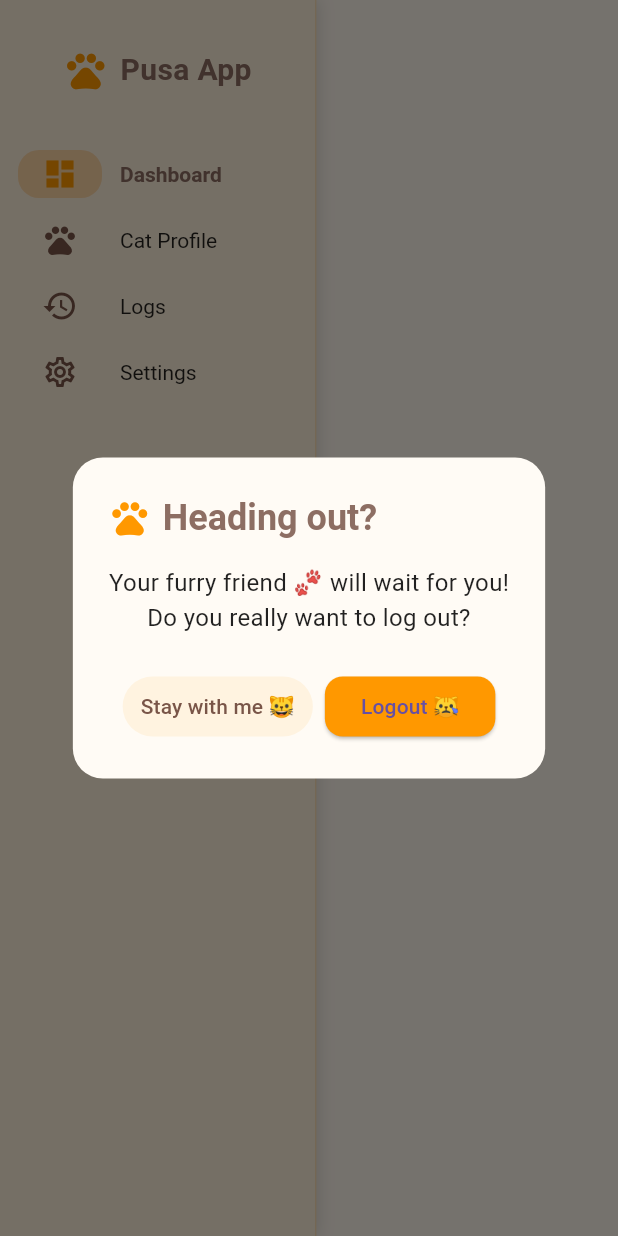
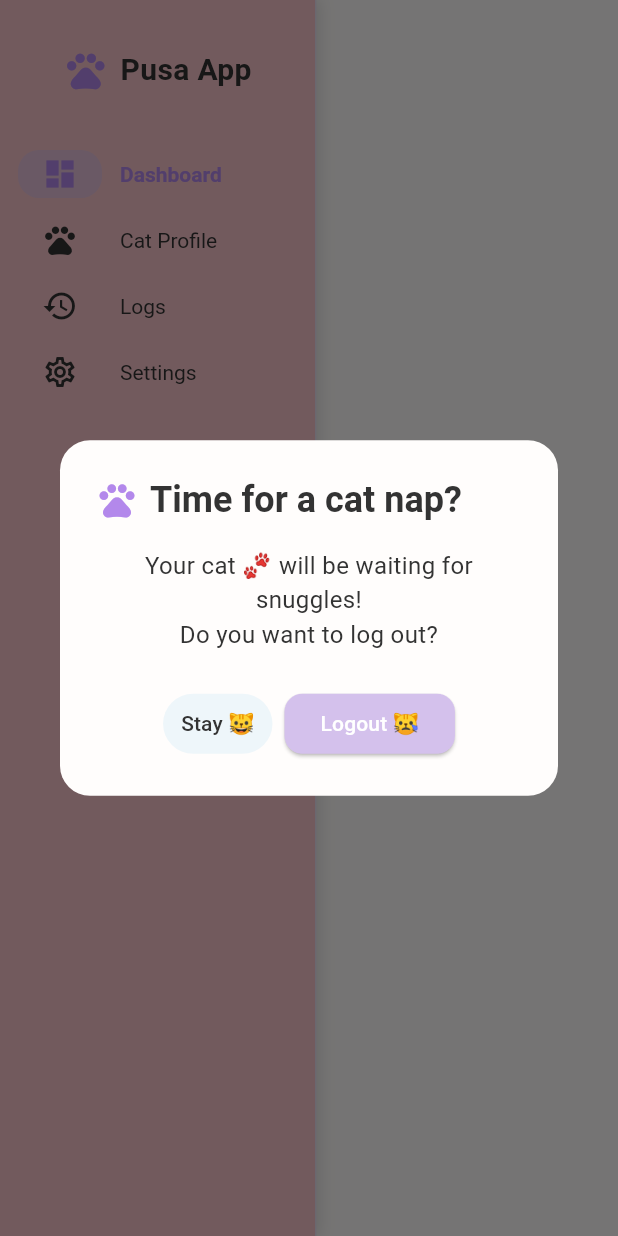
Before and after one commit to ProjectNEKKO/MEOW-HUB_A-THESIS-PROJECT, a Flutter app: the HomeScreen screen opened directly, after a tap on "Logout", on a phone screen of 412 x 824 dp. Run offline on Flutter 3.47's test engine with Material 3 defaults, Android fonts, the light colour scheme and no system bars; our stand-ins replace cloud_firestore, equatable, firebase_auth, firebase_core, flutter_bloc, hive_flutter and 3 more; missing offline and left inert: mqtt_client; accounts and stored records are empty; Roboto replaces fonts that are missing (Poppins).

Commit message:
Changed to Pink theme

```diff
--- a/lib/screens/home/home_screen.dart
+++ b/lib/screens/home/home_screen.dart
@@ -28,6 +28,12 @@ class _HomeScreenState extends State<HomeScreen> {
 
   @override
   Widget build(BuildContext context) {
+    const primaryPink = Color.fromARGB(255, 249, 197, 203);
+    const secondaryBlue = Color(0xFFC8E6F5);
+    const lavenderAccent = Color(0xFFD4C1EC);
+    const backgroundCream = Color(0xFFFFFDFC);
+    const textDark = Color(0xFF333333);
+
     return BlocListener<AuthBloc, AuthState>(
       listener: (context, state) {
         if (state is AuthUnauthenticated) {
@@ -39,13 +45,13 @@ class _HomeScreenState extends State<HomeScreen> {
         }
       },
       child: Scaffold(
-        backgroundColor: const Color(0xFFFFF8EE), // warm beige
+        backgroundColor: backgroundCream,
         body: Row(
           children: [
-            // 🌻 Cozy Beige Sidebar
+            // 🌸 Soft Sakura Sidebar
             Container(
               decoration: const BoxDecoration(
-                color: Color(0xFFFFF1DC), // light warm tone
+                color: primaryPink,
                 boxShadow: [
                   BoxShadow(
                     color: Color(0x22000000),
@@ -61,8 +67,8 @@ class _HomeScreenState extends State<HomeScreen> {
                 },
                 extended: true,
                 minExtendedWidth: 210,
-                backgroundColor: const Color(0xFFFFF1DC),
-                indicatorColor: const Color(0xFFFFD7A6), // warm highlight
+                backgroundColor: primaryPink,
+                indicatorColor: lavenderAccent.withOpacity(0.5),
                 indicatorShape: RoundedRectangleBorder(
                   borderRadius: BorderRadius.circular(14),
                 ),
@@ -74,21 +80,21 @@ class _HomeScreenState extends State<HomeScreen> {
                   child: Row(
                     mainAxisAlignment: MainAxisAlignment.center,
                     children: const [
-                      Icon(Icons.pets, size: 30, color: Color(0xFFFF9800)),
+                      Icon(Icons.pets, size: 30, color: Color(0xFFB388EB)),
                       SizedBox(width: 8),
                       Text(
                         "Pusa App",
                         style: TextStyle(
                           fontWeight: FontWeight.w700,
                           fontSize: 20,
-                          color: Color(0xFF8D6E63),
+                          color: textDark,
                         ),
                       ),
                     ],
                   ),
                 ),
 
-                // 🐾 Logout button
+                // 😿 Logout Button
                 trailing: Padding(
                   padding: const EdgeInsets.only(bottom: 24.0),
                   child: Column(
@@ -98,7 +104,7 @@ class _HomeScreenState extends State<HomeScreen> {
                         thickness: 1,
                         indent: 20,
                         endIndent: 20,
-                        color: Colors.brown.shade100,
+                        color: Colors.pink.shade100,
                       ),
                       const SizedBox(height: 12),
                       InkWell(
@@ -107,45 +113,43 @@ class _HomeScreenState extends State<HomeScreen> {
                           final confirm = await showDialog<bool>(
                             context: context,
                             builder: (context) => AlertDialog(
-                              backgroundColor: const Color(0xFFFFFBF5),
+                              backgroundColor: backgroundCream,
                               shape: RoundedRectangleBorder(
                                 borderRadius: BorderRadius.circular(20),
                               ),
                               title: Row(
                                 children: const [
-                                  Icon(Icons.pets, color: Color(0xFFFF9800), size: 28),
+                                  Icon(Icons.pets, color: Color(0xFFB388EB), size: 28),
                                   SizedBox(width: 8),
                                   Text(
-                                    "Heading out?",
+                                    "Time for a cat nap?",
                                     style: TextStyle(
                                       fontWeight: FontWeight.w700,
-                                      color: Color(0xFF8D6E63),
+                                      color: textDark,
                                     ),
                                   ),
                                 ],
                               ),
                               content: const Text(
-                                "Your furry friend 🐾 will wait for you!\nDo you really want to log out?",
+                                "Your cat 🐾 will be waiting for snuggles!\nDo you want to log out?",
                                 textAlign: TextAlign.center,
-                                style: TextStyle(
-                                  fontSize: 16,
-                                  color: Colors.black87,
-                                ),
+                                style: TextStyle(fontSize: 16, color: textDark),
                               ),
                               actionsAlignment: MainAxisAlignment.center,
                               actions: [
                                 TextButton(
                                   onPressed: () => Navigator.pop(context, false),
                                   style: TextButton.styleFrom(
-                                    backgroundColor: Colors.orange.shade50,
-                                    foregroundColor: Colors.brown,
+                                    backgroundColor: secondaryBlue.withOpacity(0.3),
+                                    foregroundColor: textDark,
                                   ),
-                                  child: const Text("Stay with me 😺"),
+                                  child: const Text("Stay 😺"),
                                 ),
                                 ElevatedButton(
                                   onPressed: () => Navigator.pop(context, true),
                                   style: ElevatedButton.styleFrom(
-                                    backgroundColor: Color(0xFFFF9800),
+                                    backgroundColor: lavenderAccent,
+                                    foregroundColor: Colors.white,
                                     shape: RoundedRectangleBorder(
                                       borderRadius: BorderRadius.circular(12),
                                     ),
@@ -163,12 +167,12 @@ class _HomeScreenState extends State<HomeScreen> {
                           padding: const EdgeInsets.symmetric(horizontal: 20, vertical: 10),
                           child: Row(
                             children: const [
-                              Icon(Icons.logout, color: Colors.redAccent),
+                              Icon(Icons.logout, color: Colors.pinkAccent),
                               SizedBox(width: 10),
                               Text(
                                 "Logout",
                                 style: TextStyle(
-                                  color: Colors.redAccent,
+                                  color: Colors.pinkAccent,
                                   fontWeight: FontWeight.w600,
                                 ),
                               ),
@@ -180,42 +184,40 @@ class _HomeScreenState extends State<HomeScreen> {
                   ),
                 ),
 
-                // 🧡 Navigation Buttons
+                // 💗 Navigation Buttons
                 destinations: const [
                   NavigationRailDestination(
-                    icon: Icon(Icons.dashboard_outlined, color: Colors.brown),
-                    selectedIcon: Icon(Icons.dashboard, color: Color(0xFFFF9800)),
+                    icon: Icon(Icons.dashboard_outlined, color: textDark),
+                    selectedIcon: Icon(Icons.dashboard, color: Color(0xFFB388EB)),
                     label: Text("Dashboard"),
                   ),
                   NavigationRailDestination(
-                    icon: Icon(Icons.pets_outlined, color: Colors.brown),
-                    selectedIcon: Icon(Icons.pets, color: Color(0xFFFF9800)),
+                    icon: Icon(Icons.pets_outlined, color: textDark),
+                    selectedIcon: Icon(Icons.pets, color: Color(0xFFB388EB)),
                     label: Text("Cat Profile"),
                   ),
                   NavigationRailDestination(
-                    icon: Icon(Icons.history_outlined, color: Colors.brown),
-                    selectedIcon: Icon(Icons.history, color: Color(0xFFFF9800)),
+                    icon: Icon(Icons.history_outlined, color: textDark),
+                    selectedIcon: Icon(Icons.history, color: Color(0xFFB388EB)),
                     label: Text("Logs"),
                   ),
                   NavigationRailDestination(
-                    icon: Icon(Icons.settings_outlined, color: Colors.brown),
-                    selectedIcon: Icon(Icons.settings, color: Color(0xFFFF9800)),
+                    icon: Icon(Icons.settings_outlined, color: textDark),
+                    selectedIcon: Icon(Icons.settings, color: Color(0xFFB388EB)),
                     label: Text("Settings"),
                   ),
                 ],
                 selectedLabelTextStyle: const TextStyle(
                   fontWeight: FontWeight.bold,
-                  color: Color(0xFF8D6E63),
+                  color: Color(0xFFB388EB),
                 ),
                 unselectedLabelTextStyle: const TextStyle(
-                  color: Colors.black87,
+                  color: textDark,
                 ),
               ),
             ),
 
-            const VerticalDivider(width: 1, thickness: 0.8, color: Color(0xFFFFE0B2)),
-
-            // ☕ Page Content
+            const VerticalDivider(width: 1, thickness: 0.8, color: Color(0xFFEADFF5)),
             Expanded(child: _pages[_selectedIndex]),
           ],
         ),
```
Also changed, not shown: lib/screens/cats/cat_details_screen.dart (+81 -80 lines), lib/screens/cats/cat_profile_screen.dart (+37 -26 lines), lib/screens/home/dashboard_screen.dart (+71 -62 lines).
